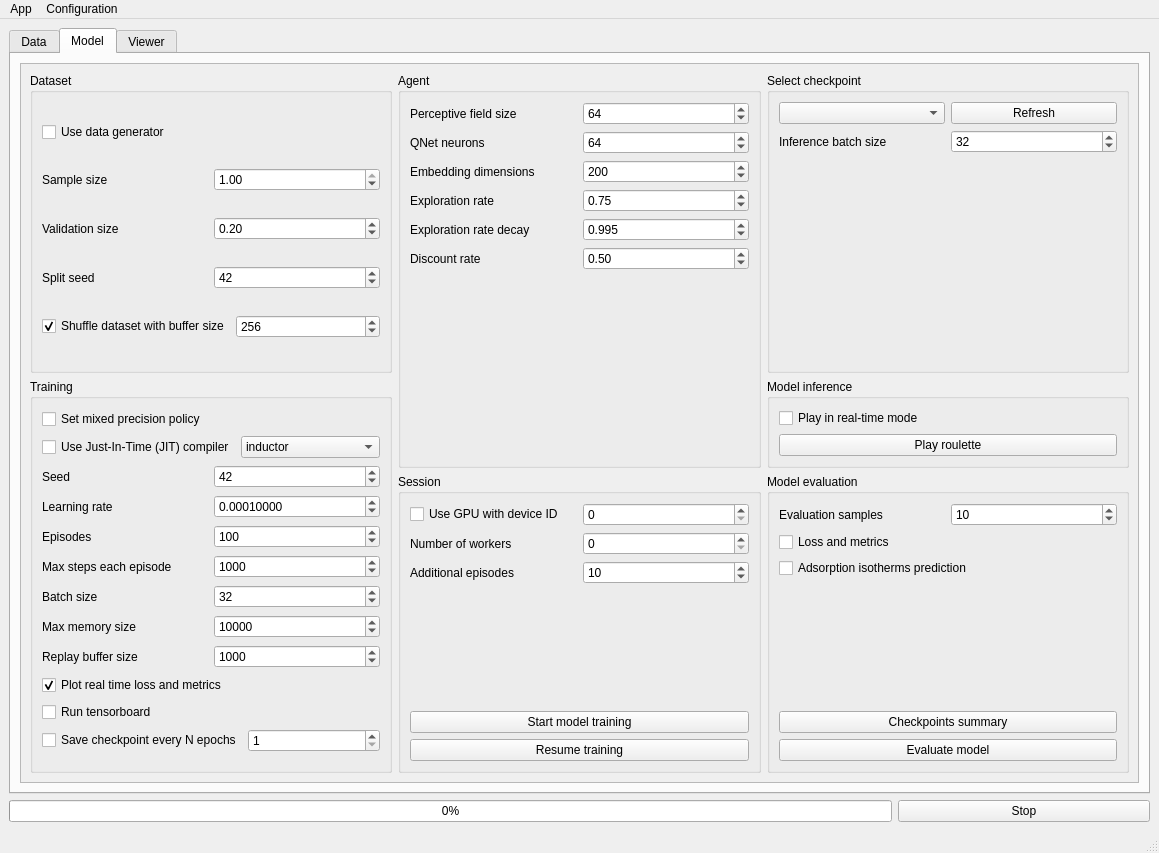
Qt form FAIRS/app/assets/window_layout.ui (CTCycle/FAIRS-Roulette-Player) before a commit.
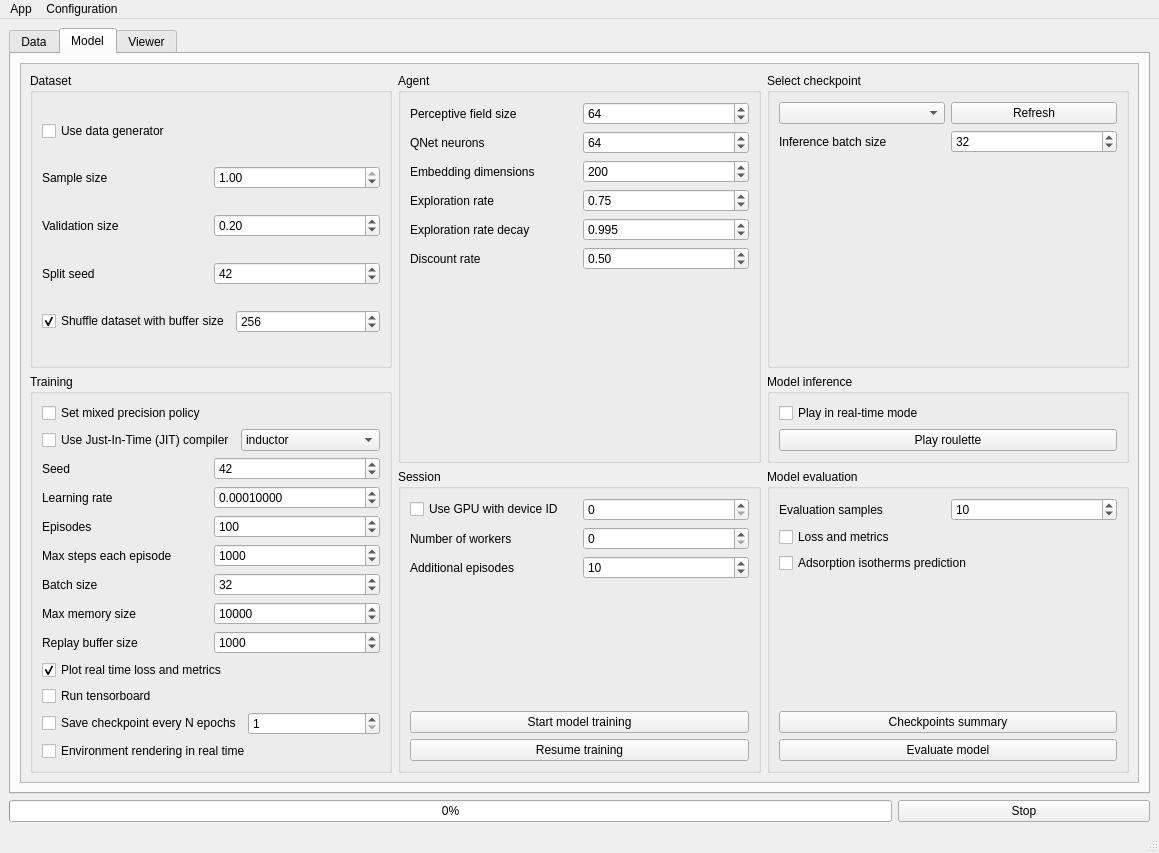
The same form after that commit.

```diff
--- a/FAIRS/app/assets/window_layout.ui
+++ b/FAIRS/app/assets/window_layout.ui
@@ -169,9 +169,9 @@
            <property name="geometry">
             <rect>
              <x>0</x>
-             <y>0</y>
+             <y>-30</y>
              <width>1094</width>
-             <height>695</height>
+             <height>727</height>
             </rect>
            </property>
            <layout class="QGridLayout" name="gridLayout">
@@ -792,6 +792,13 @@
                  </item>
                 </layout>
                </item>
+               <item>
+                <widget class="QCheckBox" name="renderEnv">
+                 <property name="text">
+                  <string>Environment rendering in real time</string>
+                 </property>
+                </widget>
+               </item>
               </layout>
              </widget>
             </item>
```
